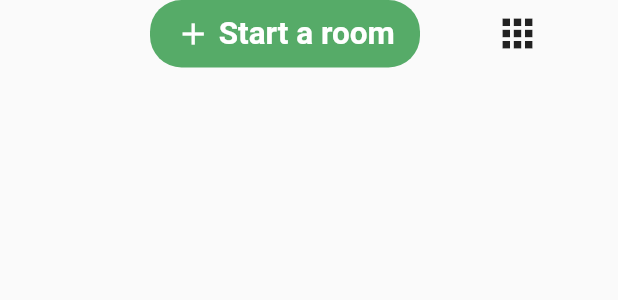
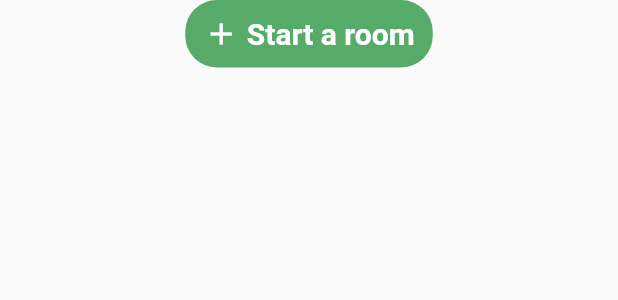
Before and after one commit to WaelDev/clubhouse_ui_clone, a Flutter app: what bottomBar() shows on an empty page, opened directly, on a phone screen of 412 x 824 dp. Shown: the top 300 px of the screen. Run offline on Flutter 3.47's test engine with Material 2 defaults, Android fonts, the phone set to English and light mode, and no system bars.

Commit message:
enhance Bottom_bar

```diff
--- a/lib/views/components/bottom_bar.dart
+++ b/lib/views/components/bottom_bar.dart
@@ -2,19 +2,24 @@ import 'package:flutter/material.dart';
 
 import 'start_room_btn.dart';
 
-Widget bottomBar() {
-  return Row(
-    children: [
-      SizedBox(width: 100),
-      startRoomBtn(),
-      SizedBox(width: 50),
-      InkWell(
-        onTap: () => print('go to menu'),
-        child: Icon(
-          Icons.apps,
-          size: 30,
-        ),
-      )
-    ],
+Widget bottomBar(BuildContext context) {
+  return Container(
+    width: MediaQuery.of(context).size.width,
+    // color: Colors.red,
+    child: Row(
+      mainAxisAlignment: MainAxisAlignment.center,
+      children: [
+        // SizedBox(width: 100),
+        startRoomBtn(),
+        // SizedBox(width: 30),
+        // InkWell(
+        //   onTap: () => print('go to menu'),
+        //   child: Icon(
+        //     Icons.apps,
+        //     size: 30,
+        //   ),
+        // )
+      ],
+    ),
   );
 }
--- a/lib/views/components/start_room_btn.dart
+++ b/lib/views/components/start_room_btn.dart
@@ -4,7 +4,7 @@ Widget startRoomBtn() {
   return InkWell(
     onTap: () => print('start a Room'),
     child: Container(
-      width: 180,
+      width: 165,
       height: 45,
       decoration: BoxDecoration(
         borderRadius: BorderRadius.circular(21),
@@ -21,7 +21,7 @@ Widget startRoomBtn() {
           Text(
             'Start a room',
             style: TextStyle(
-              fontSize: 21,
+              fontSize: 20,
               fontWeight: FontWeight.w600,
               color: Colors.white,
             ),
```
Also changed, not shown: lib/views/home_screen.dart (+16 -1 lines).
